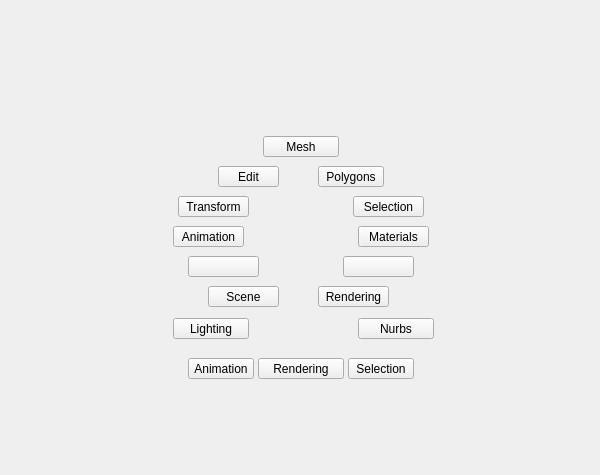
This is tentacle/ui/main#startmenu.ui in m3trik/tentacle as Qt 5 draws it before an edit. The edited form follows.
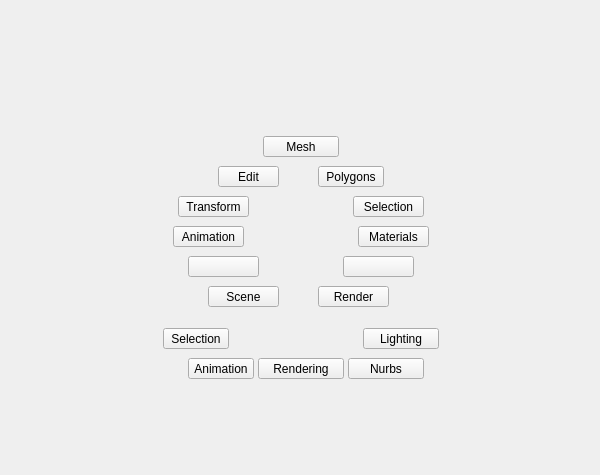
This is the edited form. Custom widgets are drawn as their Qt base class.

Patch:
```diff
--- a/tentacle/ui/main#startmenu.ui
+++ b/tentacle/ui/main#startmenu.ui
@@ -241,7 +241,7 @@
              <string>render</string>
             </property>
             <property name="text">
-             <string>Rendering</string>
+             <string>Render</string>
             </property>
            </widget>
            <widget class="QPushButton" name="i060">
@@ -465,8 +465,8 @@
               <widget class="QPushButton" name="i011">
                <property name="geometry">
                 <rect>
-                 <x>200</x>
-                 <y>10</y>
+                 <x>190</x>
+                 <y>50</y>
                  <width>76</width>
                  <height>21</height>
                 </rect>
@@ -521,8 +521,8 @@
               <widget class="QPushButton" name="i014">
                <property name="geometry">
                 <rect>
-                 <x>15</x>
-                 <y>10</y>
+                 <x>205</x>
+                 <y>20</y>
                  <width>76</width>
                  <height>21</height>
                 </rect>
@@ -549,8 +549,8 @@
               <widget class="QPushButton" name="i002">
                <property name="geometry">
                 <rect>
-                 <x>190</x>
-                 <y>50</y>
+                 <x>5</x>
+                 <y>20</y>
                  <width>66</width>
                  <height>21</height>
                 </rect>
```
